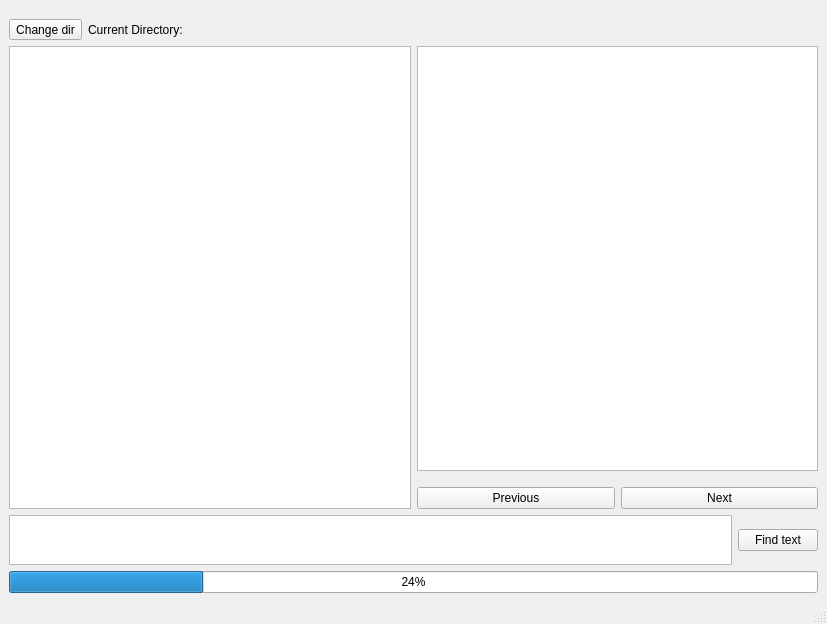
knisht/cpp-course-2018, file HW06/src/mainwindow.ui: the form before one commit.
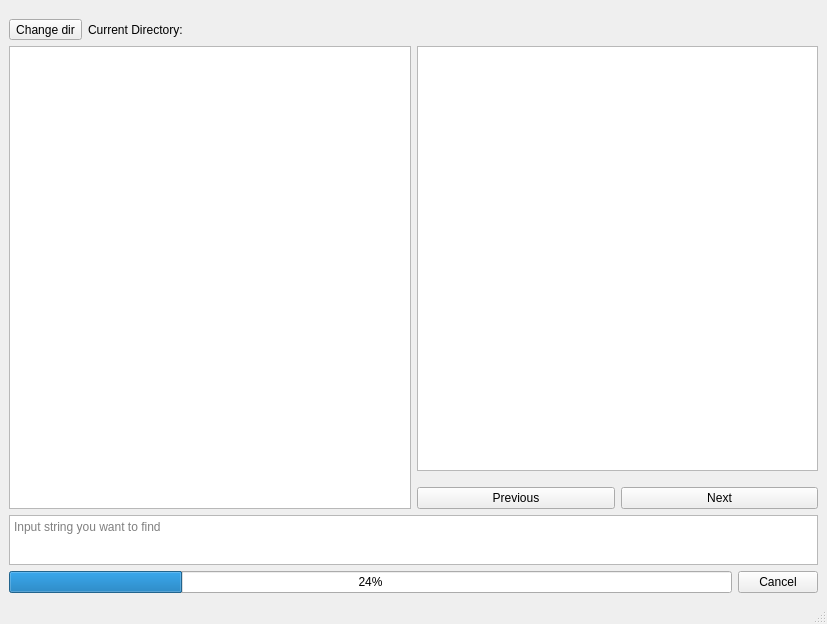
The form after the commit.

Commit message: ui preparations finished

Diff of the .ui file:
```diff
--- a/HW06/src/mainwindow.ui
+++ b/HW06/src/mainwindow.ui
@@ -21,34 +21,6 @@
     </sizepolicy>
    </property>
    <layout class="QGridLayout" name="gridLayout">
-    <item row="4" column="1" rowspan="2">
-     <layout class="QHBoxLayout" name="horizontalLayout_2">
-      <item>
-       <widget class="QTextEdit" name="stringInput">
-        <property name="maximumSize">
-         <size>
-          <width>16777215</width>
-          <height>50</height>
-         </size>
-        </property>
-       </widget>
-      </item>
-      <item>
-       <widget class="QPushButton" name="searchButton">
-        <property name="text">
-         <string>Find text</string>
-        </property>
-       </widget>
-      </item>
-     </layout>
-    </item>
-    <item row="6" column="1">
-     <widget class="QProgressBar" name="progressBar">
-      <property name="value">
-       <number>24</number>
-      </property>
-     </widget>
-    </item>
     <item row="3" column="1">
      <layout class="QHBoxLayout" name="workareaLayout">
       <item>
@@ -122,6 +94,41 @@
       </item>
      </layout>
     </item>
+    <item row="6" column="1">
+     <layout class="QHBoxLayout" name="horizontalLayout_4">
+      <item>
+       <widget class="QProgressBar" name="progressBar">
+        <property name="value">
+         <number>24</number>
+        </property>
+       </widget>
+      </item>
+      <item>
+       <widget class="QPushButton" name="stopButton">
+        <property name="text">
+         <string>Cancel</string>
+        </property>
+       </widget>
+      </item>
+     </layout>
+    </item>
+    <item row="4" column="1" rowspan="2">
+     <layout class="QHBoxLayout" name="horizontalLayout_2">
+      <item>
+       <widget class="QTextEdit" name="stringInput">
+        <property name="maximumSize">
+         <size>
+          <width>16777215</width>
+          <height>50</height>
+         </size>
+        </property>
+        <property name="placeholderText">
+         <string>Input string you want to find</string>
+        </property>
+       </widget>
+      </item>
+     </layout>
+    </item>
    </layout>
   </widget>
   <widget class="QMenuBar" name="menubar">
```
Left out of the diff: 52 changed lines with no effect on the pictures. The commit also changes 7 other files.
